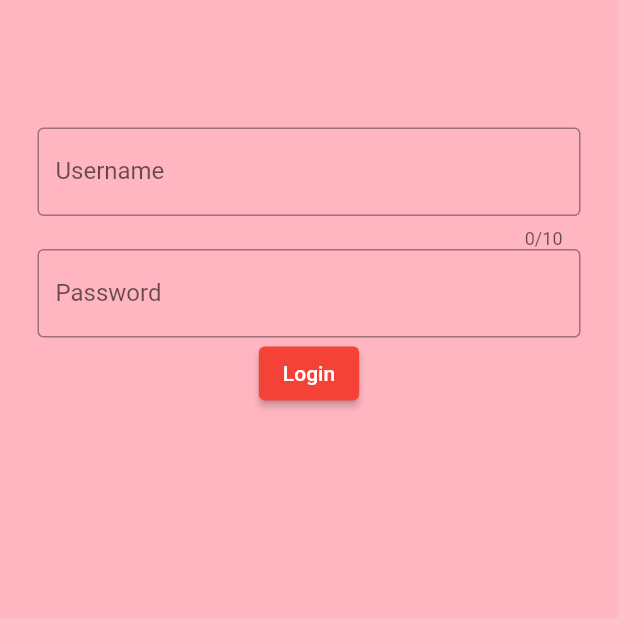
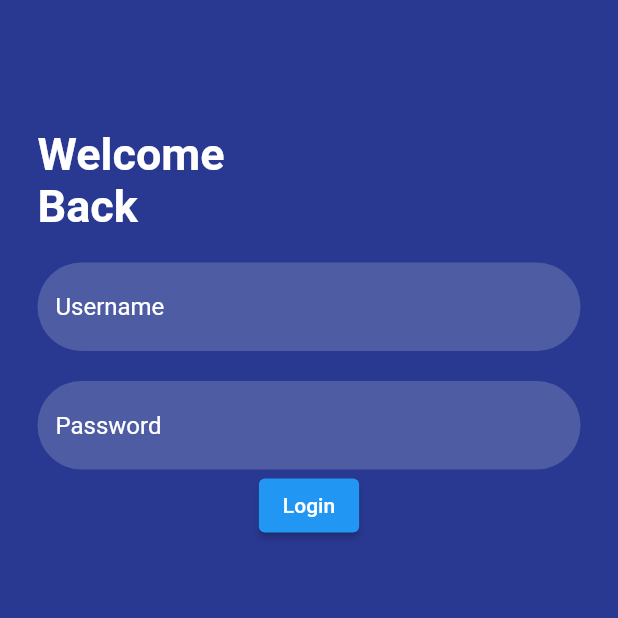
Before and after one commit to MalayanCollegesMindanao/Object-Oriented-Programming-Snippets, a Flutter app: the screen it shows after launch, on a phone screen of 412 x 824 dp, the top half of it. Run offline on Flutter 3.47's test engine with Material 2 defaults, Android fonts, the phone set to English and light mode, and no system bars.

Commit message:
M2: Lecture 18, Customizations

```diff
--- /dev/null
+++ b/module-2/login-screen/practice/lib/login_screen.dart
@@ -0,0 +1,65 @@
+import 'package:flutter/material.dart';
+import 'package:flutter/widgets.dart';
+
+class LoginScreen extends StatelessWidget {
+  const LoginScreen({Key? key}) : super(key: key);
+
+  @override
+  Widget build(BuildContext context) {
+    return Scaffold(
+      body: Padding(
+        padding: EdgeInsets.symmetric(vertical: 85, horizontal: 25),
+        child: Column(
+          children: [
+            Container(
+              width: double.infinity,
+              padding: EdgeInsets.only(bottom: 20),
+              child: Text(
+                'Welcome \nBack',
+                style: TextStyle(
+                  color: Colors.white,
+                  fontSize: 30,
+                  fontWeight: FontWeight.w600,
+                ),
+              ),
+            ),
+            TextField(
+              decoration: InputDecoration(
+                border: OutlineInputBorder(
+                  borderSide: BorderSide.none,
+                  borderRadius: BorderRadius.circular(40),
+                ),
+                hintText: 'Username',
+                hintStyle: TextStyle(color: Colors.white),
+                fillColor: Color(0xFF4E5CA3),
+                filled: true,
+              ),
+            ),
+            Padding(
+              padding: EdgeInsets.all(10),
+            ),
+            TextField(
+              obscureText: true,
+              decoration: InputDecoration(
+                border: OutlineInputBorder(
+                  borderSide: BorderSide.none,
+                  borderRadius: BorderRadius.circular(40),
+                ),
+                hintText: 'Password',
+                hintStyle: TextStyle(color: Colors.white),
+                fillColor: Color(0xFF4E5CA3),
+                filled: true,
+              ),
+            ),
+            ElevatedButton(
+              child: Text('Login'),
+              onPressed: () {
+                print('Loggin in');
+              },
+            ),
+          ],
+        ),
+      ),
+    );
+  }
+}
--- a/module-2/login-screen/practice/lib/main.dart
+++ b/module-2/login-screen/practice/lib/main.dart
@@ -1,5 +1,5 @@
 import 'package:flutter/material.dart';
-import 'package:practice/splash_screen.dart';
+import 'package:practice/login_screen.dart';
 
 void main() {
   runApp(MyApp());
@@ -11,10 +11,9 @@ class MyApp extends StatelessWidget {
     return MaterialApp(
       title: 'Flutter Demo',
       theme: ThemeData(
-        primarySwatch: Colors.red,
-        canvasColor: Color(0xFFFFB6C1),
+        canvasColor: Color(0xFF293991),
       ),
-      home: SplashScreen(),
+      home: LoginScreen(),
       debugShowCheckedModeBanner: false,
     );
   }
--- a/module-2/login-screen/practice/lib/splash_screen.dart
+++ /dev/null
@@ -1,37 +0,0 @@
-import 'package:flutter/material.dart';
-
-class SplashScreen extends StatelessWidget {
-  const SplashScreen({Key? key}) : super(key: key);
-
-  @override
-  Widget build(BuildContext context) {
-    return Scaffold(
-      body: Padding(
-        padding: EdgeInsets.symmetric(vertical: 85, horizontal: 25),
-        child: Column(
-          children: [
-            TextField(
-              maxLength: 10,
-              decoration: InputDecoration(
-                border: OutlineInputBorder(),
-                labelText: 'Username',
-              ),
-            ),
-            TextField(
-              decoration: InputDecoration(
-                border: OutlineInputBorder(),
-                labelText: 'Password',
-              ),
-            ),
-            ElevatedButton(
-              child: Text('Login'),
-              onPressed: () {
-                print('Loggin in');
-              },
-            ),
-          ],
-        ),
-      ),
-    );
-  }
-}
```
